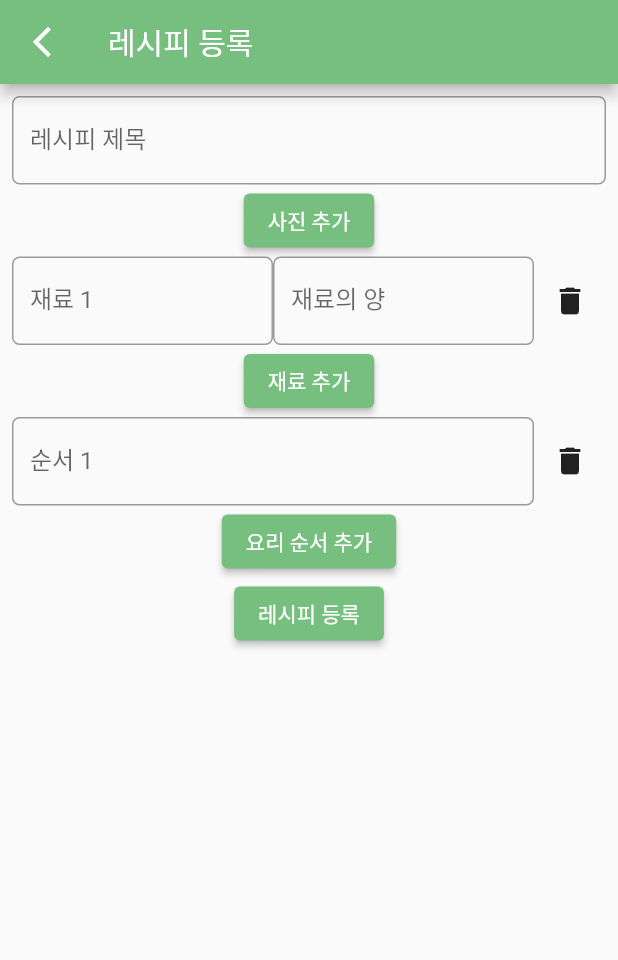
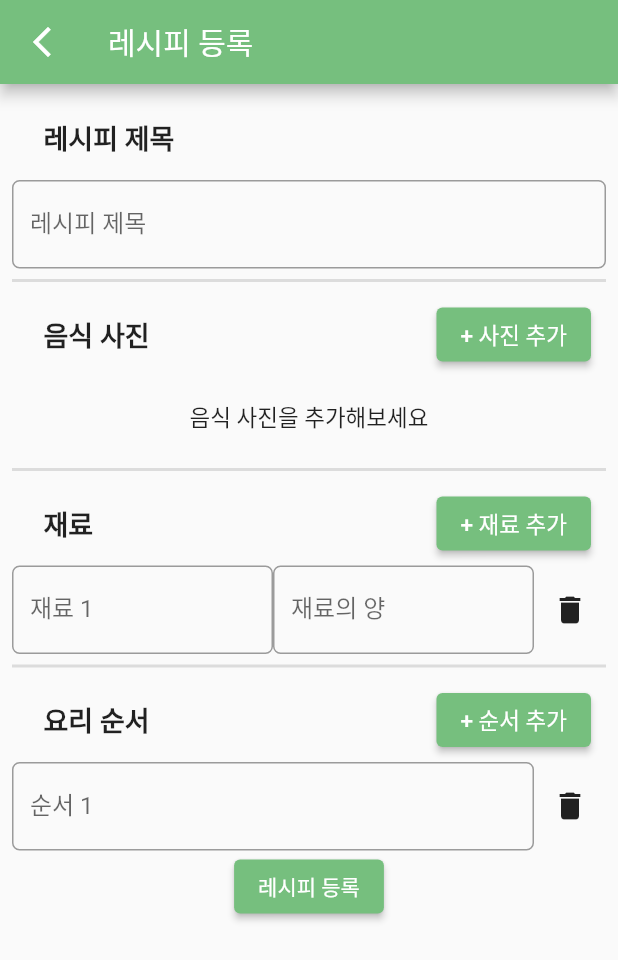
Before and after one commit to CSID-DGU/2023-02-CECD2-5, a Flutter app: the MakeRecipePage screen opened directly with empty values, on a phone screen of 412 x 824 dp. Shown: the top 960 px of the screen. Run offline on Flutter 3.47's test engine with Material 2 defaults, Android fonts, the phone set to English and light mode, and no system bars; our stand-ins replace firebase_core, firebase_messaging, fl_chart, flutter_local_notifications, image_picker, permission_handler; missing offline and left inert: flutter_email_sender, kakao_flutter_sdk_user; accounts and stored records are empty; Roboto replaces fonts that are missing (SOYO_Maple_Bold, SOYO_Maple_Regular, SOYO_Maple_regular).

Commit message:
레시피등록임시수정

```diff
--- a/Front-End/vegetable/lib/recipe_maker.dart
+++ b/Front-End/vegetable/lib/recipe_maker.dart
@@ -152,6 +152,20 @@ class _MakeRecipePageState extends State<MakeRecipePage> {
             padding: EdgeInsets.all(8.0),
             child: Column(
               children: <Widget>[
+                ListTile(
+                  title: Padding(
+                    padding: const EdgeInsets.only(top: 10, bottom: 10, left: 5),
+                    child: Text(
+                      '레시피 제목',
+                      textAlign: TextAlign.left,
+                      style: TextStyle(
+                        fontSize: 18,
+                        fontWeight: FontWeight.bold,
+                        fontFamily: 'SOYO_Maple_Bold',
+                      ),
+                    ),
+                  ),
+                ),
                 Theme(
                   data: Theme.of(context).copyWith(
                     inputDecorationTheme: InputDecorationTheme(
@@ -172,16 +186,61 @@ class _MakeRecipePageState extends State<MakeRecipePage> {
                   validator: (value) => value!.isEmpty ? '제목을 입력하세요.' : null,
                   ),
                 ),
-                ElevatedButton(
-                  onPressed: _pickImage,
+                Divider(thickness: 2,),
+                Row(
+                  children: [
+                    Expanded(
+                      child: ListTile(
+                        title: Padding(
+                          padding: const EdgeInsets.only(top: 10, bottom: 10, left: 5),
                           child: Text(
-                    '사진 추가',
-                    style: TextStyle(fontFamily: 'SOYO_Maple_regular'),
+                            '음식 사진',
+                            textAlign: TextAlign.left,
+                            style: TextStyle(
+                              fontSize: 18,
+                              fontWeight: FontWeight.bold,
+                              fontFamily: 'SOYO_Maple_Bold',
                             ),
+                          ),
+                        ),
+                      ),
+                    ),
+                    Padding(
+                      padding: EdgeInsets.only(right: 10), // 왼쪽 여백 조절
+                      child: ElevatedButton(
+                        onPressed: () => _pickImage(),
                         style: ElevatedButton.styleFrom(
                           primary: Color.fromARGB(255, 118, 191, 126),
-                    onPrimary: Colors.white,
                         ),
+                        child: Text(
+                          '+ 사진 추가',
+                          style: TextStyle(
+                            fontSize: 15,
+                            fontFamily: 'SOYO_Maple_Regular',
+                          ),
+                        ),
+                      ),
+                    ),
+                  ],
+                ),
+                 _selectedImages.isEmpty
+                    ? Padding(
+                        padding: const EdgeInsets.symmetric(vertical: 16.0),
+                        child: Text(
+                          '음식 사진을 추가해보세요',
+                          style: TextStyle(
+                            fontSize: 15,
+                            fontFamily: 'SOYO_Maple_Regular',
+                          ),
+                        ),
+                      )
+                    : Row(
+                      children: _selectedImages
+                        .map((image) => Padding(
+                          padding: const EdgeInsets.only(left: 10.0),
+                          child: Image.file(image, width: 150, height: 150),
+                        ))
+                        .toList(),
                     ),
                 if (!_isPhotoSelected) // 사진이 선택되지 않았을 때의 경고 메시지
                   Padding(
@@ -191,40 +250,82 @@ class _MakeRecipePageState extends State<MakeRecipePage> {
                       style: TextStyle(color: Colors.red, fontFamily: 'SOYO_Maple_regular'),
                     ),
                   ),
-                _selectedImages.isEmpty
-                    ? Container()
-                    : SizedBox(
-                        height: 100,
-                        child: ListView.builder(
-                          scrollDirection: Axis.horizontal,
-                          itemCount: _selectedImages.length,
-                          itemBuilder: (context, index) => Image.file(_selectedImages[index]),
+                Divider(thickness: 2,),
+                Row(
+                  children: [
+                    Expanded(
+                      child: ListTile(
+                        title: Padding(
+                          padding: const EdgeInsets.only(top: 10, bottom: 10, left: 5),
+                          child: Text(
+                            '재료',
+                            textAlign: TextAlign.left,
+                            style: TextStyle(
+                              fontSize: 18,
+                              fontWeight: FontWeight.bold,
+                              fontFamily: 'SOYO_Maple_Bold',
                             ),
                           ),
-                ..._buildIngredientFields(),
-                ElevatedButton(
-                  onPressed: _addNewIngredientField,
-                  child: Text(
-                    '재료 추가',
-                    style: TextStyle(fontFamily: 'SOYO_Maple_regular'),
                         ),
+                      ),
+                    ),
+                    Padding(
+                      padding: EdgeInsets.only(right: 10), // 왼쪽 여백 조절
+                      child: ElevatedButton(
+                        onPressed: () => _addNewIngredientField(),
                         style: ElevatedButton.styleFrom(
                           primary: Color.fromARGB(255, 118, 191, 126),
-                    onPrimary: Colors.white, // 버튼의 글자색
+                        ),
+                        child: Text(
+                          '+ 재료 추가',
+                          style: TextStyle(
+                            fontSize: 15,
+                            fontFamily: 'SOYO_Maple_Regular',
                           ),
                         ),
-                ..._buildStepFields(),
-                ElevatedButton(
-                  onPressed: _addNewStepField,
+                      ),
+                    ),
+                  ],
+                ),
+                ..._buildIngredientFields(),
+                Divider(thickness: 2,),
+                Row(
+                  children: [
+                    Expanded(
+                      child: ListTile(
+                        title: Padding(
+                          padding: const EdgeInsets.only(top: 10, bottom: 10, left: 5),
                           child: Text(
-                    '요리 순서 추가',
-                    style: TextStyle(fontFamily: 'SOYO_Maple_regular'),
+                            '요리 순서',
+                            textAlign: TextAlign.left,
+                            style: TextStyle(
+                              fontSize: 18,
+                              fontWeight: FontWeight.bold,
+                              fontFamily: 'SOYO_Maple_Bold',
                             ),
+                          ),
+                        ),
+                      ),
+                    ),
+                    Padding(
+                      padding: EdgeInsets.only(right: 10), // 왼쪽 여백 조절
+                      child: ElevatedButton(
+                        onPressed: () => _addNewStepField(),
                         style: ElevatedButton.styleFrom(
                           primary: Color.fromARGB(255, 118, 191, 126),
-                    onPrimary: Colors.white, // 버튼의 글자색
+                        ),
+                        child: Text(
+                          '+ 순서 추가',
+                          style: TextStyle(
+                            fontSize: 15,
+                            fontFamily: 'SOYO_Maple_Regular',
                           ),
                         ),
+                      ),
+                    ),
+                  ],
+                ),
+                ..._buildStepFields(),
                 ElevatedButton(
                   onPressed: handleSubmit,
                   child: Text(
```
Lines whose indentation alone changed are shown as unchanged.
